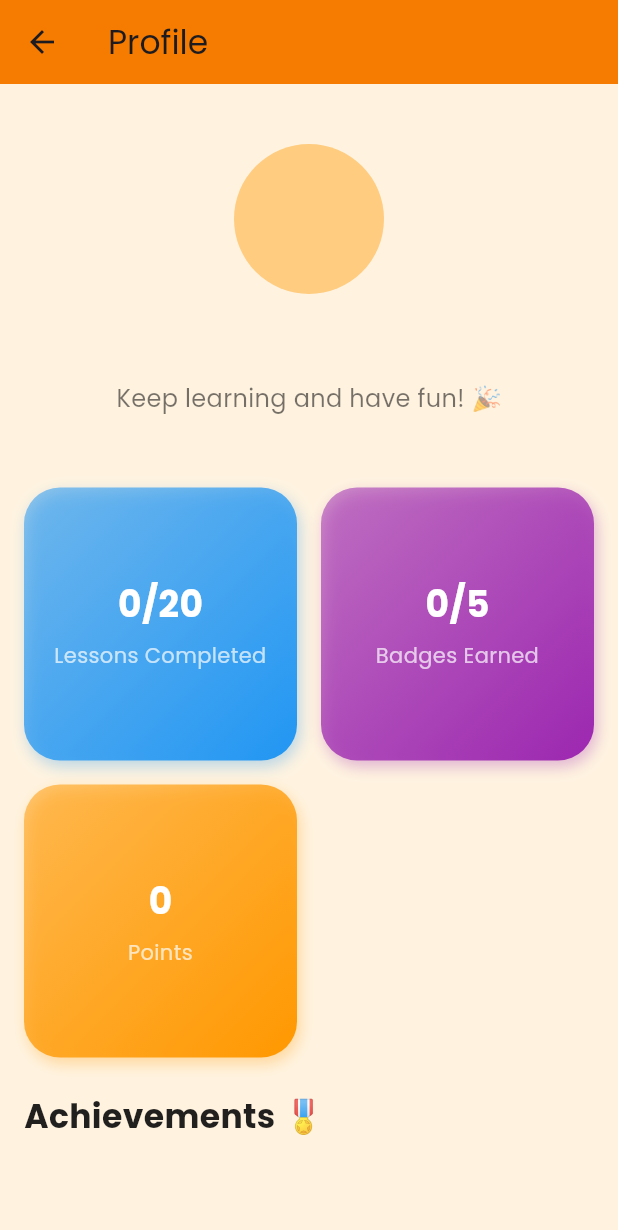
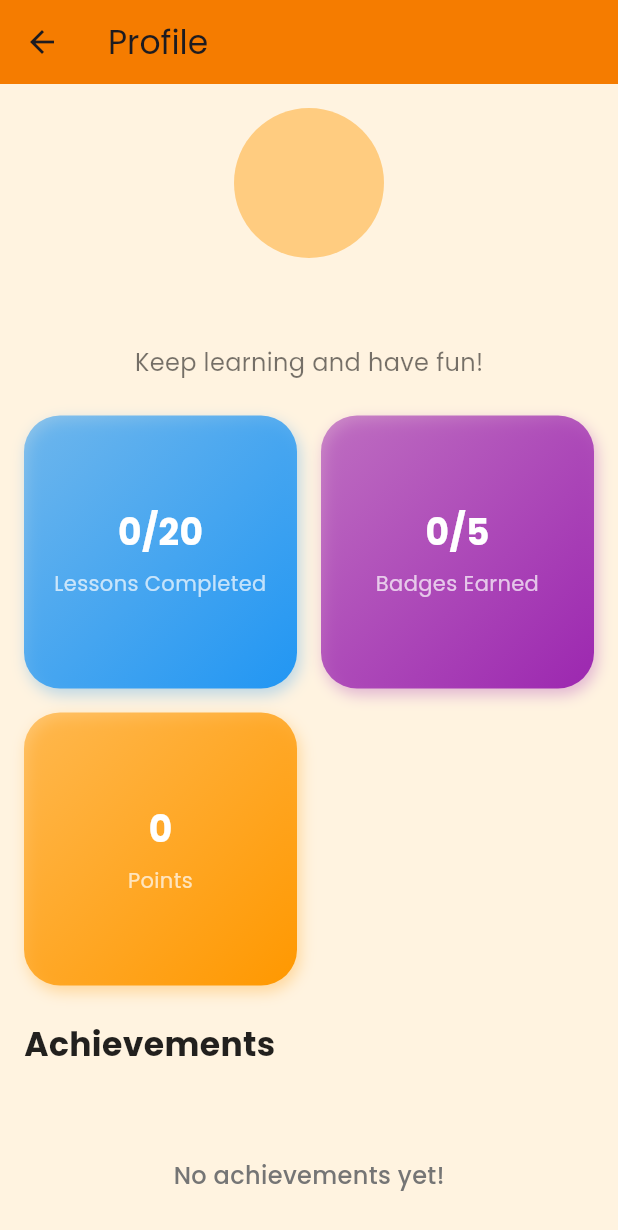
Before and after one commit to Arsema13/kid-s-learning-platfrom, a Flutter app: the ProfileScreen screen opened directly, on a phone screen of 412 x 824 dp. Shown: the top 1230 px of the screen. Run offline on Flutter 3.47's test engine with Material 3 defaults, Android fonts, the phone set to English and light mode, and no system bars; our stand-ins replace cloud_firestore, confetti, firebase_auth, firebase_core, google_fonts, lottie and 2 more; accounts and stored records are empty.

Commit message:
update profile

```diff
--- a/lib/screens/student/profile_screen.dart
+++ b/lib/screens/student/profile_screen.dart
@@ -15,11 +15,10 @@ class _ProfileScreenState extends State<ProfileScreen>
   String _kidName = "User";
   String _avatarEmoji = "👧";
 
-  // Stats
   int _lessonsCompleted = 0;
-  int _totalLessons = 20; // example total
+  int _totalLessons = 20; // example
   int _badgesEarned = 0;
-  int _totalBadges = 5; // example total
+  int _totalBadges = 5; // example
   int _points = 0;
 
   List<Map<String, dynamic>> _achievements = [];
@@ -52,20 +51,19 @@ class _ProfileScreenState extends State<ProfileScreen>
       if (doc.exists && doc.data() != null) {
         final data = doc.data()!;
         setState(() {
-          _kidName = data['kidname'] ?? "User"; // make sure matches Firestore
+          _kidName = data['kidName'] ?? "User";
           _avatarEmoji = data['avatarEmoji'] ?? "👧";
 
           _lessonsCompleted = data['progress']?['lessonsCompleted'] ?? 0;
           _points = data['progress']?['points'] ?? 0;
           _badgesEarned = data['progress']?['badgesEarned'] ?? 0;
 
-          _achievements = List<Map<String, dynamic>>.from(
-              data['achievements'] ?? []);
+          _achievements =
+              List<Map<String, dynamic>>.from(data['achievements'] ?? []);
 
           _isLoading = false;
         });
       } else {
-        // No user data found
         setState(() {
           _isLoading = false;
         });
@@ -98,12 +96,10 @@ class _ProfileScreenState extends State<ProfileScreen>
               padding: const EdgeInsets.all(16),
               child: Column(
                 children: [
-                  // Avatar and name
+                  // Avatar and Name
                   ScaleTransition(
                     scale: CurvedAnimation(
                         parent: _animationController, curve: Curves.elasticOut),
-                    child: Container(
-                      padding: const EdgeInsets.symmetric(vertical: 24),
                     child: Column(
                       children: [
                         CircleAvatar(
@@ -125,15 +121,14 @@ class _ProfileScreenState extends State<ProfileScreen>
                         ),
                         const SizedBox(height: 6),
                         const Text(
-                            'Keep learning and have fun! 🎉',
+                          'Keep learning and have fun!',
                           style: TextStyle(fontSize: 16, color: Colors.black54),
                         ),
                       ],
                     ),
                   ),
-                  ),
                   const SizedBox(height: 24),
-                  // Stats Cards
+                  // Stats
                   GridView.count(
                     crossAxisCount: 2,
                     shrinkWrap: true,
@@ -152,12 +147,12 @@ class _ProfileScreenState extends State<ProfileScreen>
                     ],
                   ),
                   const SizedBox(height: 24),
-                  // Achievements / Badges
+                  // Achievements
                   Column(
                     crossAxisAlignment: CrossAxisAlignment.start,
                     children: [
                       const Text(
-                        "Achievements 🎖️",
+                        "Achievements",
                         style: TextStyle(
                             fontSize: 22,
                             fontWeight: FontWeight.bold,
@@ -169,7 +164,7 @@ class _ProfileScreenState extends State<ProfileScreen>
                         child: _achievements.isEmpty
                             ? Center(
                                 child: Text(
-                                  "No achievements yet! 🏆",
+                                  "No achievements yet!",
                                   style: TextStyle(
                                       fontSize: 16,
                                       color: Colors.grey[600],
@@ -181,10 +176,12 @@ class _ProfileScreenState extends State<ProfileScreen>
                                 itemBuilder: (context, index) {
                                   final badge = _achievements[index];
                                   final colors = [
-                                    Colors.primaries[Random().nextInt(
-                                        Colors.primaries.length)].shade200,
-                                    Colors.primaries[Random().nextInt(
-                                        Colors.primaries.length)].shade400,
+                                    Colors.primaries[Random()
+                                        .nextInt(Colors.primaries.length)]
+                                        .shade200,
+                                    Colors.primaries[Random()
+                                        .nextInt(Colors.primaries.length)]
+                                        .shade400,
                                   ];
                                   return Container(
                                     width: 100,
@@ -236,7 +233,6 @@ class _ProfileScreenState extends State<ProfileScreen>
     );
   }
 
-  // Helper to build stat cards
   Widget _buildStatCard(String title, String value, Color color) {
     return Container(
       decoration: BoxDecoration(
```
Lines whose indentation alone changed are shown as unchanged.
